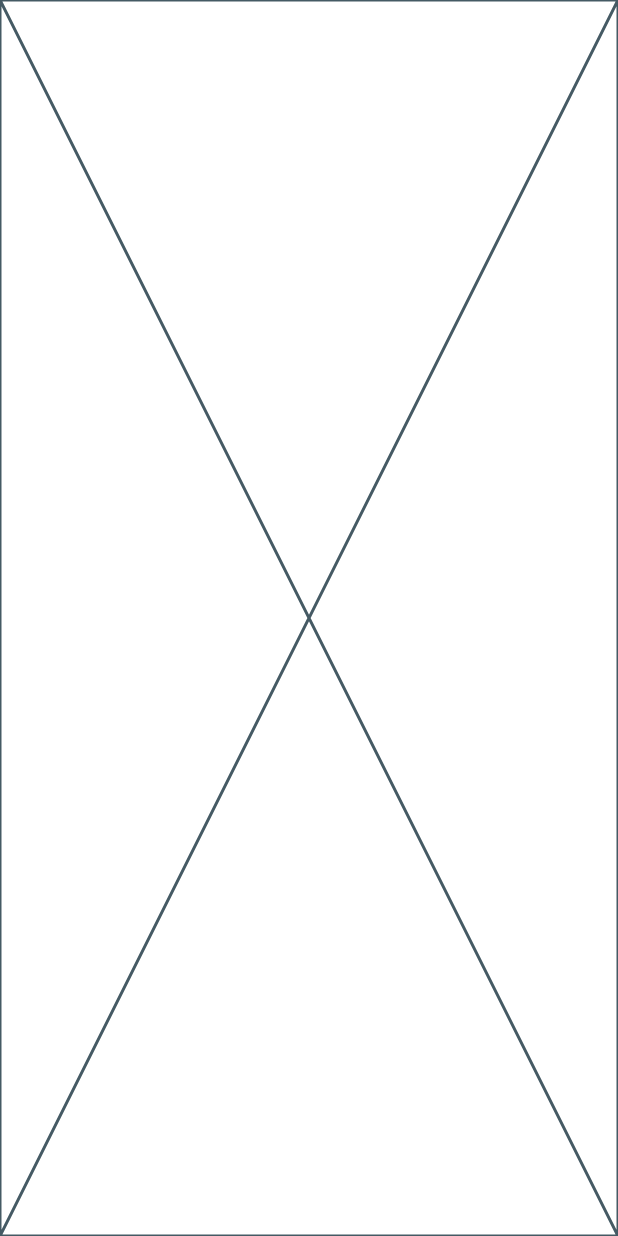
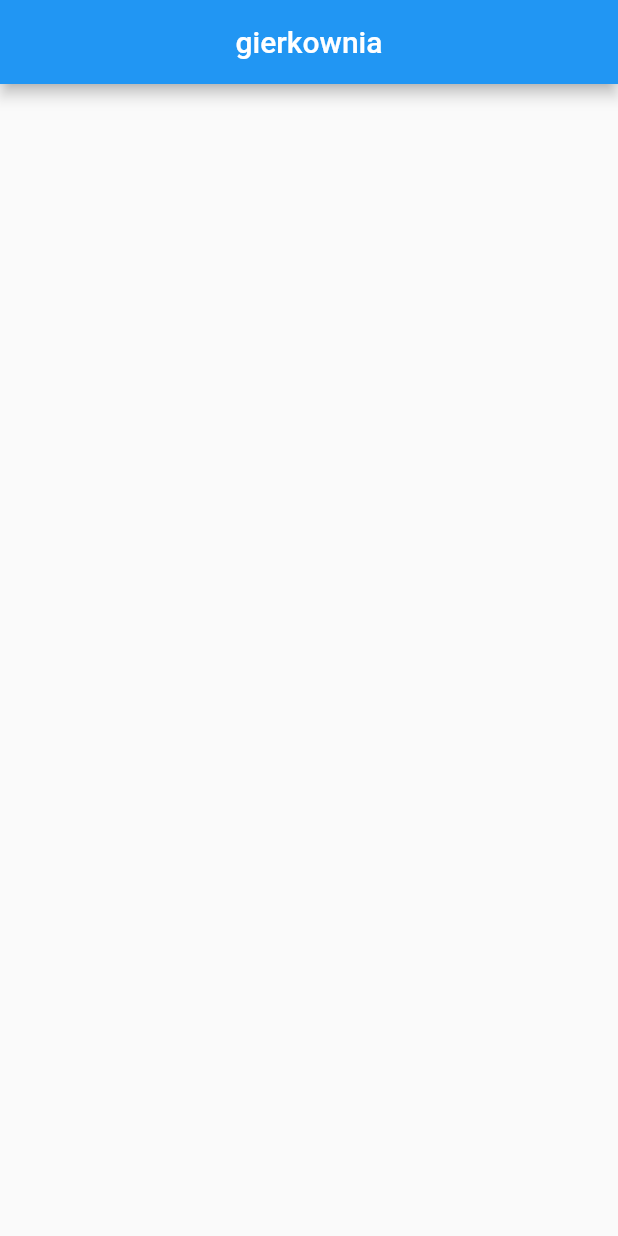
Before and after one commit to michalprog/gierkownia, a Flutter app: the screen it shows after launch, on a phone screen of 412 x 824 dp. Run offline on Flutter 3.47's test engine with Material 2 defaults, Android fonts, the phone set to English and light mode, and no system bars.

Commit message:
poczatek stroy glownej

```diff
--- a/lib/main.dart
+++ b/lib/main.dart
@@ -14,6 +14,21 @@ class Glowna extends StatefulWidget {
 class _GlownaState extends State<Glowna> {
   @override
   Widget build(BuildContext context) {
-    return const Placeholder();
+    return MaterialApp(
+      title: ("gierkownia"),
+      home: Scaffold(
+          appBar: AppBar(
+        title: Center(child: Text("gierkownia")),
+      ),
+      body: Center(
+          child:Column(
+            children: [
+
+            ],
+
+      )
+      )
+    ),
+    );
   }
 }
```
